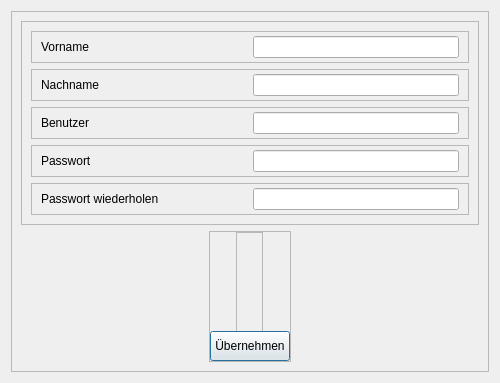
The window that src/ui/forms/registerform.ui (creativeSloth/SUN_Maintenance) describes before a commit, drawn with Qt 5.
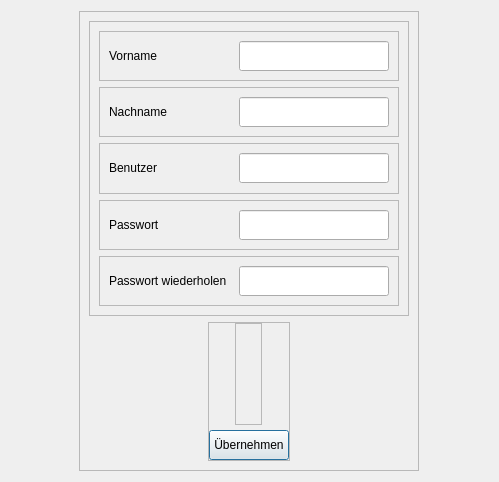
The same window after the commit.

```diff
--- a/src/ui/forms/registerform.ui
+++ b/src/ui/forms/registerform.ui
@@ -6,12 +6,12 @@
    <rect>
     <x>0</x>
     <y>0</y>
-    <width>500</width>
-    <height>383</height>
+    <width>499</width>
+    <height>482</height>
    </rect>
   </property>
   <property name="sizePolicy">
-   <sizepolicy hsizetype="MinimumExpanding" vsizetype="MinimumExpanding">
+   <sizepolicy hsizetype="Expanding" vsizetype="Expanding">
     <horstretch>0</horstretch>
     <verstretch>0</verstretch>
    </sizepolicy>
@@ -20,8 +20,14 @@
    <string>Dialog</string>
   </property>
   <layout class="QVBoxLayout" name="verticalLayout">
-   <item>
+   <item alignment="Qt::AlignHCenter">
     <widget class="QFrame" name="frame_2">
+     <property name="sizePolicy">
+      <sizepolicy hsizetype="Expanding" vsizetype="Expanding">
+       <horstretch>0</horstretch>
+       <verstretch>0</verstretch>
+      </sizepolicy>
+     </property>
      <property name="frameShape">
       <enum>QFrame::StyledPanel</enum>
      </property>
@@ -31,6 +37,12 @@
      <layout class="QVBoxLayout" name="verticalLayout_2">
       <item>
        <widget class="QFrame" name="frame_4">
+        <property name="sizePolicy">
+         <sizepolicy hsizetype="Expanding" vsizetype="Expanding">
+          <horstretch>0</horstretch>
+          <verstretch>0</verstretch>
+         </sizepolicy>
+        </property>
         <property name="frameShape">
          <enum>QFrame::StyledPanel</enum>
         </property>
@@ -41,7 +53,7 @@
          <item>
           <widget class="QFrame" name="frame_8">
            <property name="sizePolicy">
-            <sizepolicy hsizetype="MinimumExpanding" vsizetype="MinimumExpanding">
+            <sizepolicy hsizetype="Expanding" vsizetype="Expanding">
              <horstretch>0</horstretch>
              <verstretch>0</verstretch>
             </sizepolicy>
@@ -53,13 +65,16 @@
             <enum>QFrame::Raised</enum>
            </property>
            <layout class="QHBoxLayout" name="horizontalLayout_4">
+            <property name="spacing">
+             <number>10</number>
+            </property>
             <property name="topMargin">
              <number>0</number>
             </property>
             <property name="bottomMargin">
              <number>0</number>
             </property>
-            <item>
+            <item alignment="Qt::AlignVCenter">
              <widget class="QLabel" name="register_name_lbl">
               <property name="enabled">
                <bool>true</bool>
@@ -72,13 +87,13 @@
               </property>
               <property name="minimumSize">
                <size>
-                <width>0</width>
+                <width>120</width>
                 <height>30</height>
                </size>
               </property>
               <property name="maximumSize">
                <size>
-                <width>16777215</width>
+                <width>120</width>
                 <height>30</height>
                </size>
               </property>
@@ -87,8 +102,21 @@
               </property>
              </widget>
             </item>
-            <item>
-             <widget class="QLineEdit" name="register_name_txt"/>
+            <item alignment="Qt::AlignRight|Qt::AlignVCenter">
+             <widget class="QLineEdit" name="register_name_txt">
+              <property name="minimumSize">
+               <size>
+                <width>150</width>
+                <height>30</height>
+               </size>
+              </property>
+              <property name="maximumSize">
+               <size>
+                <width>150</width>
+                <height>30</height>
+               </size>
+              </property>
+             </widget>
             </item>
            </layout>
           </widget>
@@ -108,13 +136,16 @@
             <enum>QFrame::Raised</enum>
            </property>
            <layout class="QHBoxLayout" name="horizontalLayout_6">
+            <property name="spacing">
+             <number>10</number>
+            </property>
             <property name="topMargin">
              <number>0</number>
             </property>
             <property name="bottomMargin">
              <number>0</number>
             </property>
-            <item>
+            <item alignment="Qt::AlignVCenter">
              <widget class="QLabel" name="register_family_name_lbl">
               <property name="enabled">
                <bool>true</bool>
@@ -127,13 +158,13 @@
               </property>
               <property name="minimumSize">
                <size>
-                <width>0</width>
+                <width>120</width>
                 <height>30</height>
                </size>
               </property>
               <property name="maximumSize">
                <size>
-                <width>16777215</width>
+                <width>120</width>
                 <height>30</height>
                </size>
               </property>
@@ -142,8 +173,21 @@
               </property>
              </widget>
             </item>
-            <item>
-             <widget class="QLineEdit" name="register_family_name_txt"/>
+            <item alignment="Qt::AlignRight|Qt::AlignVCenter">
+             <widget class="QLineEdit" name="register_family_name_txt">
+              <property name="minimumSize">
+               <size>
+                <width>150</width>
+                <height>30</height>
+               </size>
+              </property>
+              <property name="maximumSize">
+               <size>
+                <width>150</width>
+                <height>30</height>
+               </size>
+              </property>
+             </widget>
             </item>
            </layout>
           </widget>
@@ -151,7 +195,7 @@
          <item>
           <widget class="QFrame" name="frame_3">
            <property name="sizePolicy">
-            <sizepolicy hsizetype="MinimumExpanding" vsizetype="MinimumExpanding">
+            <sizepolicy hsizetype="Expanding" vsizetype="Expanding">
              <horstretch>0</horstretch>
              <verstretch>0</verstretch>
             </sizepolicy>
@@ -169,7 +213,7 @@
             <property name="bottomMargin">
              <number>0</number>
             </property>
-            <item>
+            <item alignment="Qt::AlignVCenter">
              <widget class="QLabel" name="register_usr_lbl">
               <property name="enabled">
                <bool>true</bool>
@@ -182,13 +226,13 @@
               </property>
               <property name="minimumSize">
                <size>
-                <width>0</width>
+                <width>120</width>
                 <height>30</height>
                </size>
               </property>
               <property name="maximumSize">
                <size>
-                <width>16777215</width>
+                <width>120</width>
                 <height>30</height>
                </size>
               </property>
@@ -197,8 +241,21 @@
               </property>
              </widget>
             </item>
-            <item>
-             <widget class="QLineEdit" name="register_usr_txt"/>
+            <item alignment="Qt::AlignRight|Qt::AlignVCenter">
+             <widget class="QLineEdit" name="register_usr_txt">
+              <property name="minimumSize">
+               <size>
+                <width>150</width>
+                <height>30</height>
+               </size>
+              </property>
+              <property name="maximumSize">
+               <size>
+                <width>150</width>
+                <height>30</height>
+               </size>
+              </property>
+             </widget>
             </item>
            </layout>
           </widget>
@@ -206,7 +263,7 @@
          <item>
           <widget class="QFrame" name="frame">
            <property name="sizePolicy">
-            <sizepolicy hsizetype="MinimumExpanding" vsizetype="MinimumExpanding">
+            <sizepolicy hsizetype="Expanding" vsizetype="Expanding">
              <horstretch>0</horstretch>
              <verstretch>0</verstretch>
             </sizepolicy>
@@ -224,7 +281,7 @@
             <property name="bottomMargin">
              <number>0</number>
             </property>
-            <item alignment="Qt::AlignTop">
+            <item alignment="Qt::AlignVCenter">
              <widget class="QLabel" name="register_pw_lbl">
               <property name="enabled">
                <bool>true</bool>
@@ -237,13 +294,13 @@
               </property>
               <property name="minimumSize">
                <size>
-                <width>0</width>
+                <width>120</width>
                 <height>30</height>
                </size>
               </property>
               <property name="maximumSize">
                <size>
-                <width>16777215</width>
+                <width>120</width>
                 <height>30</height>
                </size>
               </property>
@@ -252,8 +309,20 @@
               </property>
              </widget>
             </item>
-            <item>
+            <item alignment="Qt::AlignRight">
              <widget class="QLineEdit" name="register_pw_txt">
+              <property name="minimumSize">
+               <size>
+                <width>150</width>
+                <height>30</height>
+               </size>
+              </property>
+              <property name="maximumSize">
+               <size>
+                <width>150</width>
+                <height>30</height>
+               </size>
+              </property>
               <property name="echoMode">
                <enum>QLineEdit::Normal</enum>
               </property>
@@ -265,7 +334,7 @@
          <item>
           <widget class="QFrame" name="frame_6">
            <property name="sizePolicy">
-            <sizepolicy hsizetype="MinimumExpanding" vsizetype="MinimumExpanding">
+            <sizepolicy hsizetype="Expanding" vsizetype="Expanding">
              <horstretch>0</horstretch>
              <verstretch>0</verstretch>
             </sizepolicy>
@@ -277,13 +346,16 @@
             <enum>QFrame::Raised</enum>
            </property>
            <layout class="QHBoxLayout" name="horizontalLayout_3">
+            <property name="spacing">
+             <number>10</number>
+            </property>
             <property name="topMargin">
              <number>0</number>
             </property>
             <property name="bottomMargin">
              <number>0</number>
             </property>
-            <item alignment="Qt::AlignTop">
+            <item alignment="Qt::AlignVCenter">
              <widget class="QLabel" name="register_rpw_lbl">
               <property name="enabled">
                <bool>true</bool>
@@ -296,13 +368,13 @@
               </property>
               <property name="minimumSize">
                <size>
-                <width>0</width>
+                <width>120</width>
                 <height>30</height>
                </size>
               </property>
               <property name="maximumSize">
                <size>
-                <width>16777215</width>
+                <width>120</width>
                 <height>30</height>
                </size>
               </property>
@@ -311,8 +383,20 @@
               </property>
              </widget>
             </item>
-            <item>
+            <item alignment="Qt::AlignRight|Qt::AlignVCenter">
              <widget class="QLineEdit" name="register_rpw_txt">
+              <property name="minimumSize">
+               <size>
+                <width>150</width>
+                <height>30</height>
+               </size>
+              </property>
+              <property name="maximumSize">
+               <size>
+                <width>150</width>
+                <height>30</height>
+               </size>
+              </property>
               <property name="echoMode">
                <enum>QLineEdit::Normal</enum>
               </property>
@@ -346,7 +430,7 @@
         </property>
         <layout class="QVBoxLayout" name="verticalLayout_4">
          <property name="spacing">
-          <number>0</number>
+          <number>5</number>
          </property>
          <property name="leftMargin">
           <number>0</number>
```
Left out of the diff: 8 changed lines with no effect on the pictures.
